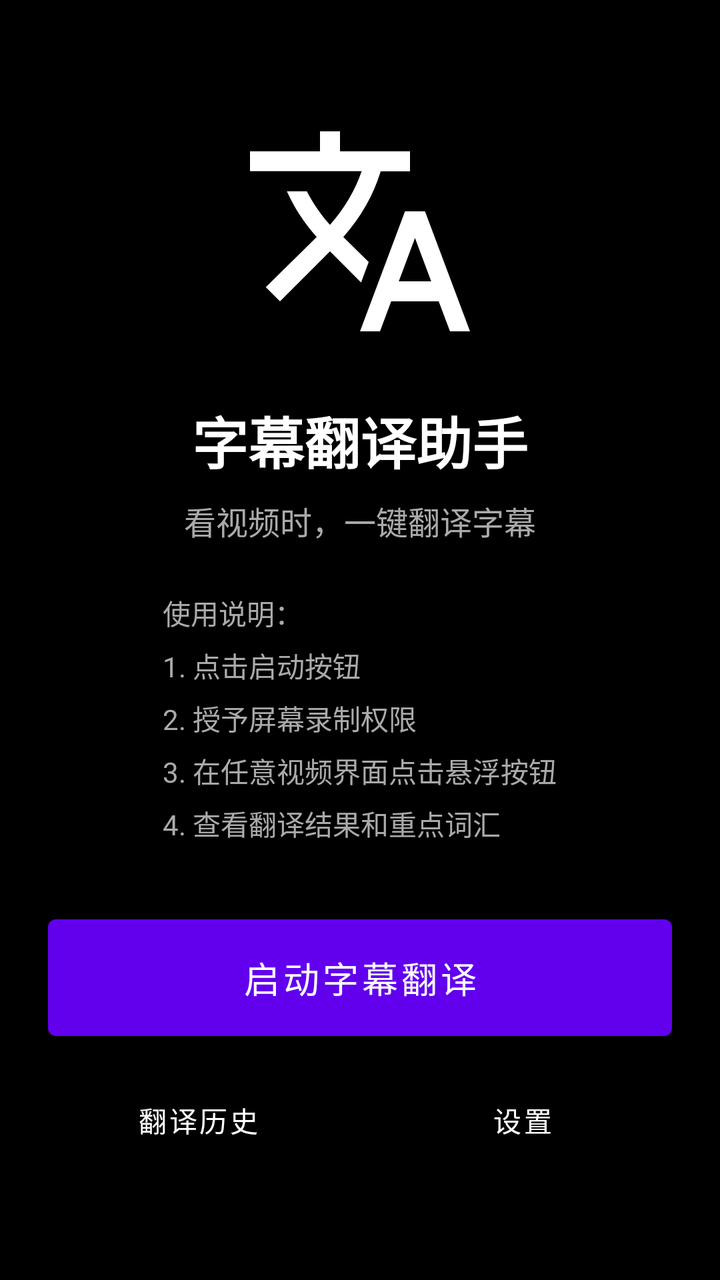
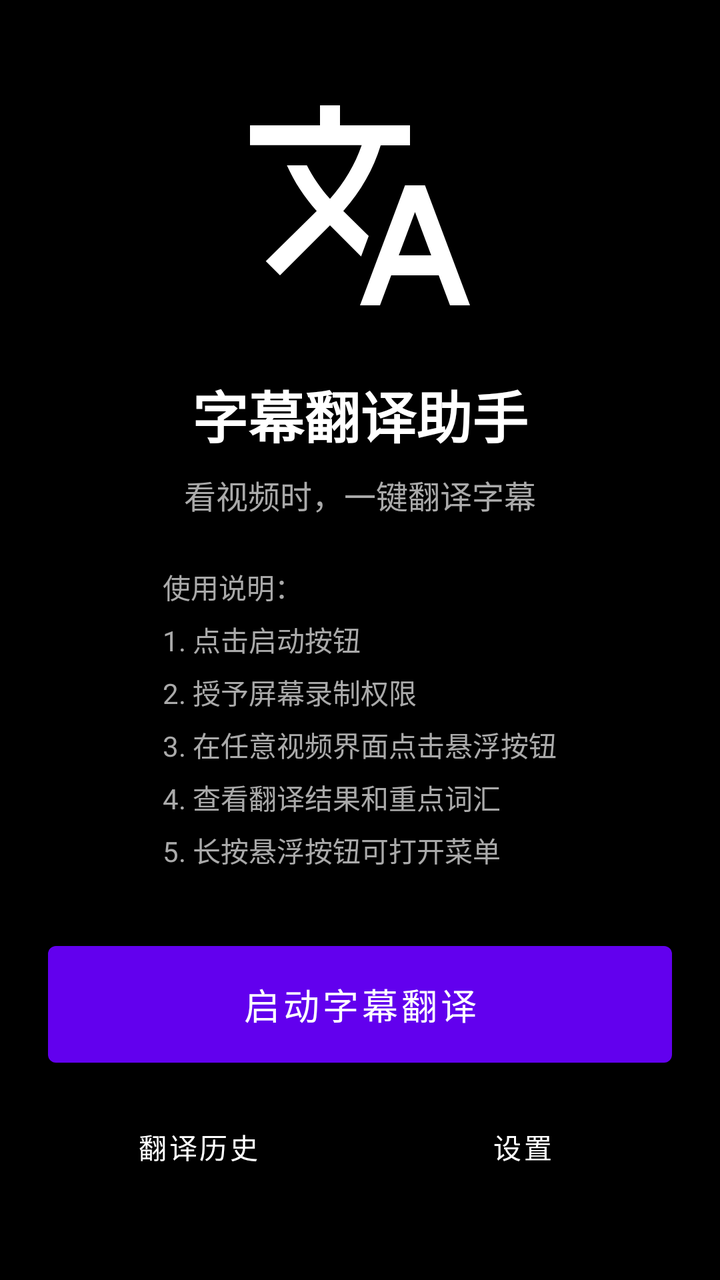

Before-and-after screenshots of an Android layout around one commit, followed by the original layout XML and the change that was made.
<!-- AndroidManifest.xml: application theme Theme.SubtitleTranslator -->
<!-- res/layout/activity_main.xml -->
<?xml version="1.0" encoding="utf-8"?>
<LinearLayout xmlns:android="http://schemas.android.com/apk/res/android"
    android:layout_width="match_parent"
    android:layout_height="match_parent"
    android:orientation="vertical"
    android:gravity="center"
    android:padding="24dp"
    android:background="@android:color/background_dark">

    <ImageView
        android:layout_width="120dp"
        android:layout_height="120dp"
        android:src="@drawable/ic_translate"
        android:contentDescription="@string/app_name" />

    <TextView
        android:layout_width="wrap_content"
        android:layout_height="wrap_content"
        android:layout_marginTop="24dp"
        android:text="@string/app_name"
        android:textSize="28sp"
        android:textStyle="bold"
        android:textColor="@android:color/white" />

    <TextView
        android:layout_width="wrap_content"
        android:layout_height="wrap_content"
        android:layout_marginTop="8dp"
        android:text="看视频时，一键翻译字幕"
        android:textSize="16sp"
        android:textColor="@android:color/darker_gray" />

    <TextView
        android:layout_width="wrap_content"
        android:layout_height="wrap_content"
        android:layout_marginTop="24dp"
        android:text="使用说明：\n1. 点击启动按钮\n2. 授予屏幕录制权限\n3. 在任意视频界面点击悬浮按钮\n4. 查看翻译结果和重点词汇"
        android:textSize="14sp"
        android:textColor="@android:color/darker_gray"
        android:lineSpacingMultiplier="1.3" />

    <Button
        android:id="@+id/btnStartService"
        android:layout_width="match_parent"
        android:layout_height="wrap_content"
        android:layout_marginTop="32dp"
        android:text="启动字幕翻译"
        android:textSize="18sp"
        android:padding="16dp" />

    <LinearLayout
        android:layout_width="match_parent"
        android:layout_height="wrap_content"
        android:layout_marginTop="12dp"
        android:orientation="horizontal">

        <Button
            android:id="@+id/btnHistory"
            style="?attr/materialButtonOutlinedStyle"
            android:layout_width="0dp"
            android:layout_height="wrap_content"
            android:layout_weight="1"
            android:layout_marginEnd="6dp"
            android:text="翻译历史"
            android:textColor="@android:color/white" />

        <Button
            android:id="@+id/btnSettings"
            style="?attr/materialButtonOutlinedStyle"
            android:layout_width="0dp"
            android:layout_height="wrap_content"
            android:layout_weight="1"
            android:layout_marginStart="6dp"
            android:text="设置"
            android:textColor="@android:color/white" />
    </LinearLayout>

</LinearLayout>
<!-- resources referenced by this layout -->
<resources>
  <!-- drawable ic_translate (drawable) -->
  <?xml version="1.0" encoding="utf-8"?>
  <vector xmlns:android="http://schemas.android.com/apk/res/android"
      android:width="24dp"
      android:height="24dp"
      android:viewportWidth="24"
      android:viewportHeight="24"
      android:tint="@android:color/white">
      <path
          android:fillColor="@android:color/white"
          android:pathData="M12.87,15.07l-2.54,-2.51 0.03,-0.03c1.74,-1.94 2.98,-4.17 3.71,-6.53L17,6L17,4h-7L10,2L8,2v2L1,4v1.99h11.17C11.5,7.92 10.44,9.75 9,11.35 8.07,10.32 7.3,9.19 6.69,8h-2c0.73,1.63 1.73,3.17 2.98,4.56l-5.09,5.02L4,19l5,-5 3.11,3.11 0.76,-2.04zM18.5,10h-2L12,22h2l1.12,-3h4.75L21,22h2l-4.5,-12zM15.88,17l1.62,-4.33L19.12,17h-3.24z"/>
  </vector>
  <string name="app_name">字幕翻译助手</string>
  <style name="Theme.SubtitleTranslator" parent="Theme.MaterialComponents.DayNight.NoActionBar">
          
          <item name="colorPrimary">@color/purple_500</item>
          <item name="colorPrimaryVariant">@color/purple_700</item>
          <item name="colorOnPrimary">@color/white</item>
          
          <item name="colorSecondary">@color/teal_200</item>
          <item name="colorSecondaryVariant">@color/teal_700</item>
          <item name="colorOnSecondary">@color/black</item>
          
          <item name="android:statusBarColor">?attr/colorPrimaryVariant</item>
      </style>
  <color name="purple_500">#FF6200EE</color>
  <color name="purple_700">#FF3700B3</color>
  <color name="white">#FFFFFFFF</color>
  <color name="teal_200">#FF03DAC5</color>
  <color name="teal_700">#FF018786</color>
  <color name="black">#FF000000</color>
</resources>

<!-- the commit's change to res/layout/activity_main.xml (unified diff, before → after) -->
@@ -34,10 +34,38 @@
         android:layout_width="wrap_content"
         android:layout_height="wrap_content"
         android:layout_marginTop="24dp"
-        android:text="使用说明：\n1. 点击启动按钮\n2. 授予屏幕录制权限\n3. 在任意视频界面点击悬浮按钮\n4. 查看翻译结果和重点词汇"
+        android:text="使用说明：\n1. 点击启动按钮\n2. 授予屏幕录制权限\n3. 在任意视频界面点击悬浮按钮\n4. 查看翻译结果和重点词汇\n5. 长按悬浮按钮可打开菜单"
         android:textSize="14sp"
         android:textColor="@android:color/darker_gray"
         android:lineSpacingMultiplier="1.3" />
+
+    
+    <LinearLayout
+        android:id="@+id/statusContainer"
+        android:layout_width="match_parent"
+        android:layout_height="wrap_content"
+        android:layout_marginTop="24dp"
+        android:gravity="center"
+        android:orientation="vertical"
+        android:visibility="gone">
+
+        <TextView
+            android:id="@+id/tvServiceStatus"
+            android:layout_width="wrap_content"
+            android:layout_height="wrap_content"
+            android:text="● 字幕翻译运行中"
+            android:textColor="@android:color/holo_green_light"
+            android:textSize="15sp"
+            android:textStyle="bold" />
+
+        <TextView
+            android:layout_width="wrap_content"
+            android:layout_height="wrap_content"
+            android:layout_marginTop="6dp"
+            android:text="点击悬浮球翻译字幕，长按打开菜单"
+            android:textColor="@android:color/darker_gray"
+            android:textSize="13sp" />
+    </LinearLayout>
 
     <Button
         android:id="@+id/btnStartService"
